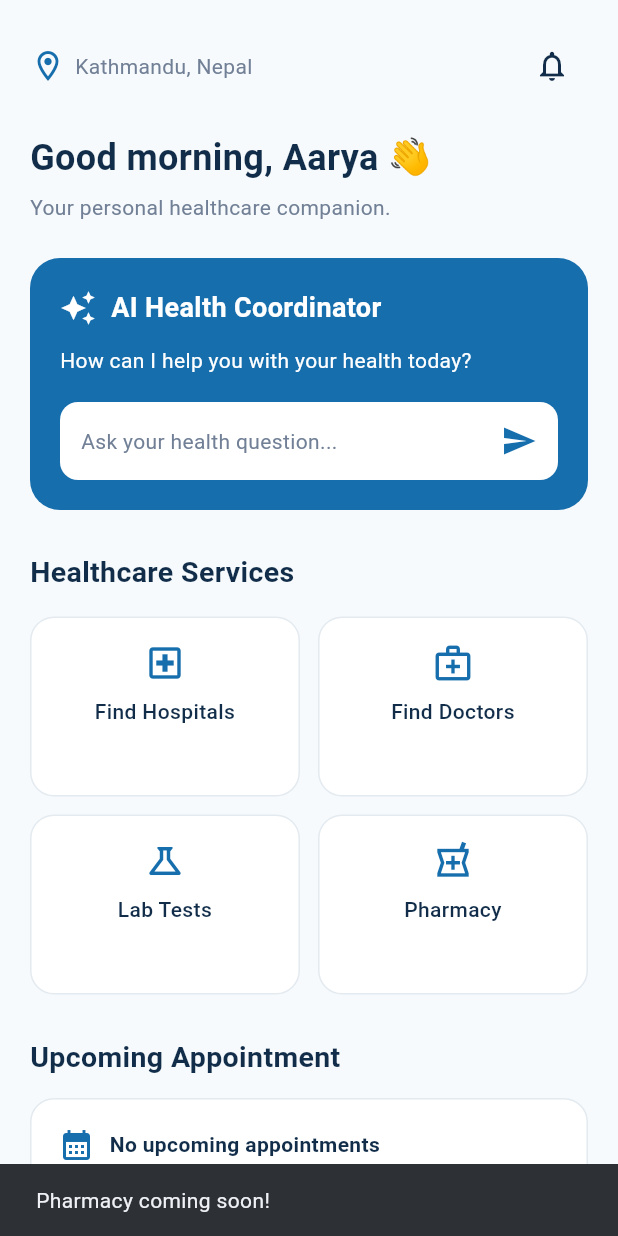
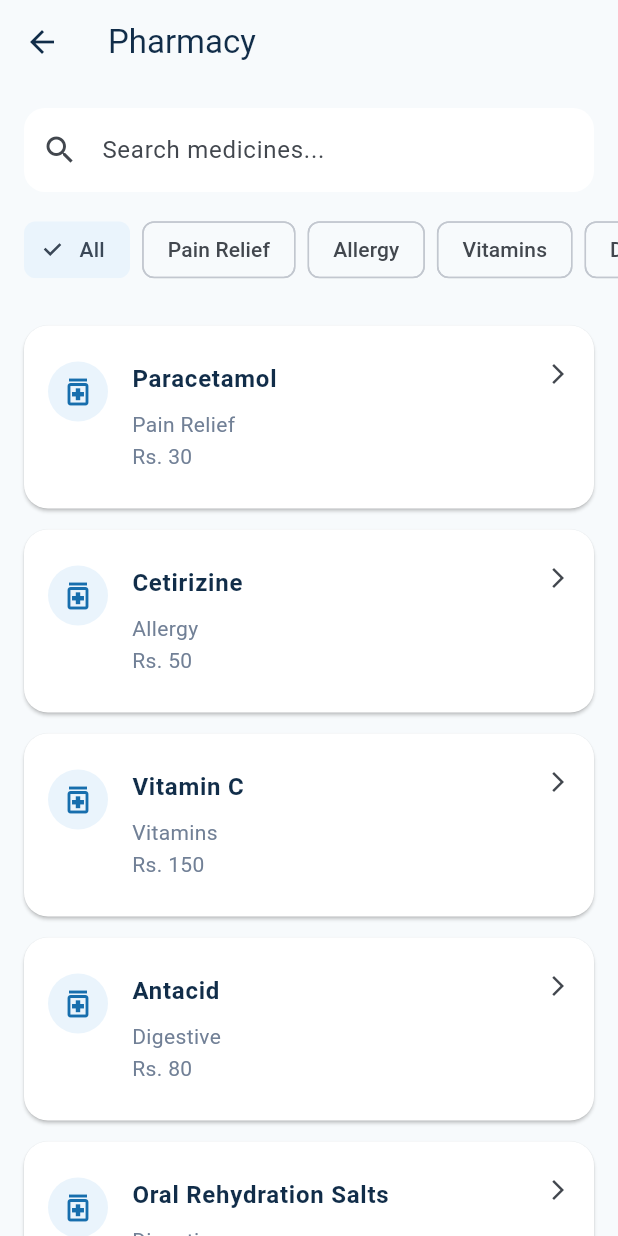
Before and after one commit to anash6162-del/Ai-Health-Navigator, a Flutter app: the HomeContent screen opened directly with empty values, after a tap on "Pharmacy", on a phone screen of 412 x 824 dp. Run offline on Flutter 3.47's test engine with Material 3 defaults, Android fonts, the phone set to English and light mode, and no system bars.

Commit message:
Added Pharmacy frontend screen

```diff
--- a/lib/features/home/screens/home_screen.dart
+++ b/lib/features/home/screens/home_screen.dart
@@ -9,6 +9,7 @@ import '../../profile/screens/profile_screen.dart';
 import '../../hospitals/screens/hospital_screen.dart';
 import '../../doctors/screens/doctor_screen.dart';
 import '../../lab_tests/screens/lab_test_screen.dart';
+import '../../pharmacy/screens/pharmacy_screen.dart';
 
 class HomeScreen extends StatefulWidget {
   const HomeScreen({super.key});
@@ -143,6 +144,13 @@ class HomeContent extends StatelessWidget {
             context,
             MaterialPageRoute(
               builder: (context) => const LabTestScreen(),
+            ),
+          );
+        } else if (title == 'Pharmacy') {
+          Navigator.push(
+            context,
+            MaterialPageRoute(
+              builder: (context) => const PharmacyScreen(),
             ),
           );
         }
--- /dev/null
+++ b/lib/features/pharmacy/screens/pharmacy_screen.dart
@@ -0,0 +1,336 @@
+
+import 'package:flutter/material.dart';
+import '../../../core/theme/app_colors.dart';
+
+class PharmacyScreen extends StatefulWidget {
+  const PharmacyScreen({super.key});
+
+  @override
+  State<PharmacyScreen> createState() => _PharmacyScreenState();
+}
+
+class _PharmacyScreenState extends State<PharmacyScreen> {
+  final TextEditingController searchController = TextEditingController();
+
+  String selectedCategory = 'All';
+
+  final List<Map<String, dynamic>> medicines = [
+    {
+      'name': 'Paracetamol',
+      'category': 'Pain Relief',
+      'price': 'Rs. 30',
+      'description': 'Commonly used to relieve pain and reduce fever.',
+      'prescription': 'Check the product label and consult a pharmacist.'
+    },
+    {
+      'name': 'Cetirizine',
+      'category': 'Allergy',
+      'price': 'Rs. 50',
+      'description': 'An antihistamine used for allergy symptoms.',
+      'prescription': 'Ask a pharmacist whether it is suitable for you.'
+    },
+    {
+      'name': 'Vitamin C',
+      'category': 'Vitamins',
+      'price': 'Rs. 150',
+      'description': 'A vitamin supplement containing vitamin C.',
+      'prescription': 'Follow the product label or professional advice.'
+    },
+    {
+      'name': 'Antacid',
+      'category': 'Digestive',
+      'price': 'Rs. 80',
+      'description': 'A product used to relieve symptoms of acidity.',
+      'prescription': 'Consult a pharmacist if symptoms persist.'
+    },
+    {
+      'name': 'Oral Rehydration Salts',
+      'category': 'Digestive',
+      'price': 'Rs. 25',
+      'description': 'A rehydration product used to replace fluids and salts.',
+      'prescription': 'Prepare exactly according to the packet instructions.'
+    },
+    {
+      'name': 'Multivitamin',
+      'category': 'Vitamins',
+      'price': 'Rs. 250',
+      'description': 'A supplement containing multiple vitamins.',
+      'prescription': 'Ask a healthcare professional if you need a supplement.'
+    },
+  ];
+
+  List<Map<String, dynamic>> get filteredMedicines {
+    return medicines.where((medicine) {
+      final matchesSearch = medicine['name']
+          .toString()
+          .toLowerCase()
+          .contains(searchController.text.toLowerCase());
+
+      final matchesCategory = selectedCategory == 'All' ||
+          medicine['category'] == selectedCategory;
+
+      return matchesSearch && matchesCategory;
+    }).toList();
+  }
+
+  @override
+  void dispose() {
+    searchController.dispose();
+    super.dispose();
+  }
+
+  @override
+  Widget build(BuildContext context) {
+    return Scaffold(
+      backgroundColor: AppColors.background,
+      appBar: AppBar(
+        title: const Text('Pharmacy'),
+        backgroundColor: AppColors.background,
+        foregroundColor: AppColors.textPrimary,
+        elevation: 0,
+      ),
+      body: Column(
+        children: [
+          Padding(
+            padding: const EdgeInsets.all(16),
+            child: TextField(
+              controller: searchController,
+              onChanged: (_) => setState(() {}),
+              decoration: InputDecoration(
+                hintText: 'Search medicines...',
+                prefixIcon: const Icon(Icons.search),
+                filled: true,
+                fillColor: Colors.white,
+                border: OutlineInputBorder(
+                  borderRadius: BorderRadius.circular(14),
+                  borderSide: BorderSide.none,
+                ),
+              ),
+            ),
+          ),
+
+          SizedBox(
+            height: 45,
+            child: ListView(
+              scrollDirection: Axis.horizontal,
+              padding: const EdgeInsets.symmetric(horizontal: 16),
+              children: [
+                'All',
+                'Pain Relief',
+                'Allergy',
+                'Vitamins',
+                'Digestive',
+              ].map((category) {
+                return Padding(
+                  padding: const EdgeInsets.only(right: 8),
+                  child: ChoiceChip(
+                    label: Text(category),
+                    selected: selectedCategory == category,
+                    selectedColor: AppColors.lightBlue,
+                    onSelected: (_) {
+                      setState(() {
+                        selectedCategory = category;
+                      });
+                    },
+                  ),
+                );
+              }).toList(),
+            ),
+          ),
+
+          const SizedBox(height: 12),
+
+          Expanded(
+            child: filteredMedicines.isEmpty
+                ? const Center(child: Text('No medicines found.'))
+                : ListView.builder(
+              padding: const EdgeInsets.all(16),
+              itemCount: filteredMedicines.length,
+              itemBuilder: (context, index) {
+                final medicine = filteredMedicines[index];
+
+                return Card(
+                  color: Colors.white,
+                  elevation: 1,
+                  margin: const EdgeInsets.only(bottom: 14),
+                  shape: RoundedRectangleBorder(
+                    borderRadius: BorderRadius.circular(16),
+                  ),
+                  child: ListTile(
+                    contentPadding: const EdgeInsets.all(16),
+                    leading: CircleAvatar(
+                      backgroundColor: AppColors.lightBlue,
+                      child: Icon(
+                        Icons.medication_outlined,
+                        color: AppColors.primary,
+                      ),
+                    ),
+                    title: Text(
+                      medicine['name'],
+                      style: const TextStyle(
+                        fontWeight: FontWeight.bold,
+                        color: AppColors.textPrimary,
+                      ),
+                    ),
+                    subtitle: Padding(
+                      padding: const EdgeInsets.only(top: 8),
+                      child: Text(
+                        '${medicine['category']}\n${medicine['price']}',
+                        style: const TextStyle(
+                          color: AppColors.textSecondary,
+                          height: 1.5,
+                        ),
+                      ),
+                    ),
+                    isThreeLine: true,
+                    trailing: const Icon(
+                      Icons.arrow_forward_ios,
+                      size: 16,
+                    ),
+                    onTap: () {
+                      Navigator.push(
+                        context,
+                        MaterialPageRoute(
+                          builder: (context) =>
+                              MedicineDetailsScreen(medicine: medicine),
+                        ),
+                      );
+                    },
+                  ),
+                );
+              },
+            ),
+          ),
+        ],
+      ),
+    );
+  }
+}
+
+class MedicineDetailsScreen extends StatelessWidget {
+  final Map<String, dynamic> medicine;
+
+  const MedicineDetailsScreen({
+    super.key,
+    required this.medicine,
+  });
+
+  @override
+  Widget build(BuildContext context) {
+    return Scaffold(
+      backgroundColor: AppColors.background,
+      appBar: AppBar(
+        title: const Text('Medicine Details'),
+        backgroundColor: AppColors.background,
+        foregroundColor: AppColors.textPrimary,
+        elevation: 0,
+      ),
+      body: Padding(
+        padding: const EdgeInsets.all(20),
+        child: Column(
+          crossAxisAlignment: CrossAxisAlignment.start,
+          children: [
+            Center(
+              child: CircleAvatar(
+                radius: 40,
+                backgroundColor: AppColors.lightBlue,
+                child: Icon(
+                  Icons.medication_outlined,
+                  size: 42,
+                  color: AppColors.primary,
+                ),
+              ),
+            ),
+            const SizedBox(height: 24),
+
+            Text(
+              medicine['name'],
+              style: const TextStyle(
+                fontSize: 23,
+                fontWeight: FontWeight.bold,
+                color: AppColors.textPrimary,
+              ),
+            ),
+            const SizedBox(height: 20),
+
+            _detailRow('Category', medicine['category']),
+            _detailRow('Sample Price', medicine['price']),
+            _detailRow('Description', medicine['description']),
+
+            const SizedBox(height: 16),
+
+            const Text(
+              'Important Information',
+              style: TextStyle(
+                fontSize: 18,
+                fontWeight: FontWeight.bold,
+                color: AppColors.textPrimary,
+              ),
+            ),
+            const SizedBox(height: 8),
+
+            Text(
+              medicine['prescription'],
+              style: const TextStyle(
+                color: AppColors.textSecondary,
+                height: 1.5,
+              ),
+            ),
+
+            const Spacer(),
+
+            SizedBox(
+              width: double.infinity,
+              child: ElevatedButton(
+                style: ElevatedButton.styleFrom(
+                  backgroundColor: AppColors.primary,
+                  foregroundColor: Colors.white,
+                  padding: const EdgeInsets.symmetric(vertical: 15),
+                  shape: RoundedRectangleBorder(
+                    borderRadius: BorderRadius.circular(12),
+                  ),
+                ),
+                onPressed: () {
+                  ScaffoldMessenger.of(context).showSnackBar(
+                    const SnackBar(
+                      content: Text(
+                        'Medicine ordering will be available soon.',
+                      ),
+                    ),
+                  );
+                },
+                child: const Text('Order Medicine'),
+              ),
+            ),
+          ],
+        ),
+      ),
+    );
+  }
+
+  Widget _detailRow(String title, String value) {
+    return Padding(
+      padding: const EdgeInsets.only(bottom: 14),
+      child: Column(
+        crossAxisAlignment: CrossAxisAlignment.start,
+        children: [
+          Text(
+            title,
+            style: const TextStyle(
+              color: AppColors.textSecondary,
+              fontSize: 13,
+            ),
+          ),
+          const SizedBox(height: 4),
+          Text(
+            value,
+            style: const TextStyle(
+              color: AppColors.textPrimary,
+              fontWeight: FontWeight.w600,
+            ),
+          ),
+        ],
+      ),
+    );
+  }
+}
```
